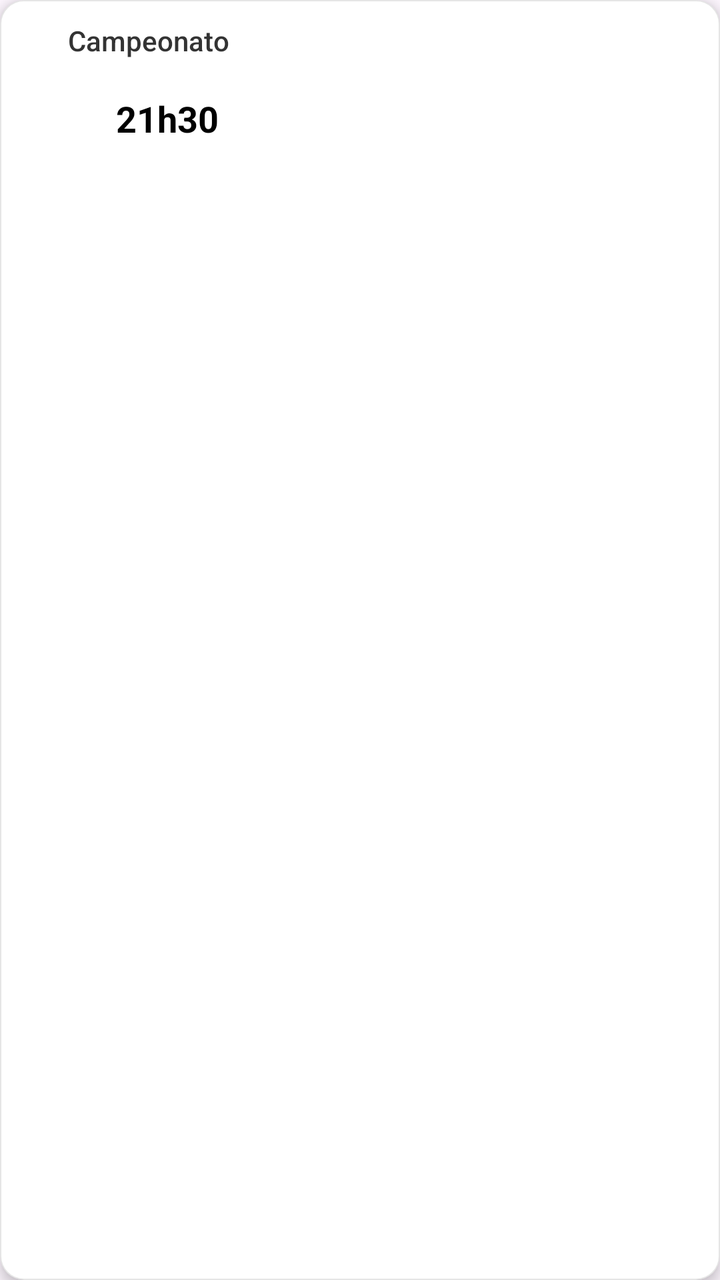
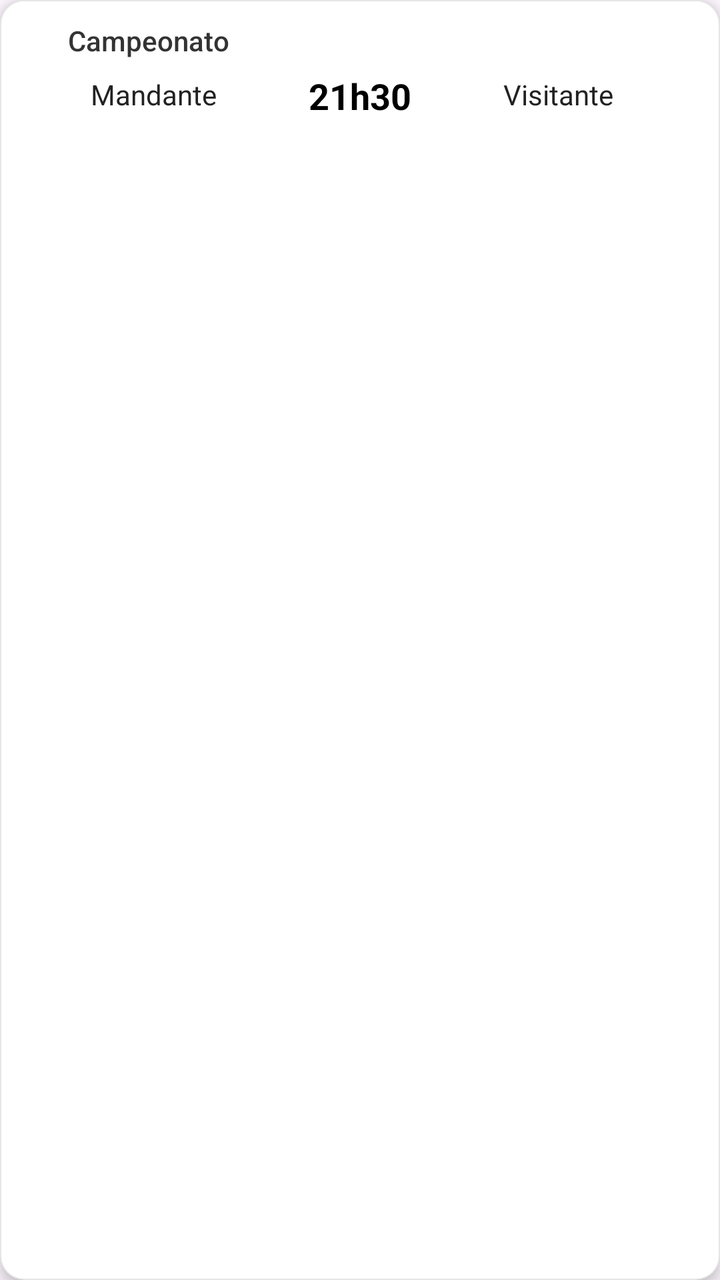

Screens rendered from an Android XML layout before and after an edit, with the pre-edit source and the edit as a unified diff.
<!-- AndroidManifest.xml: application theme Theme.Material3.DayNight.NoActionBar -->
<!-- res/layout/item_game.xml -->
<?xml version="1.0" encoding="utf-8"?>
<com.google.android.material.card.MaterialCardView
    xmlns:android="http://schemas.android.com/apk/res/android"
    xmlns:app="http://schemas.android.com/apk/res-auto"
    android:layout_width="match_parent"
    android:layout_height="wrap_content"

    android:layout_marginStart="12dp"
    android:layout_marginEnd="12dp"
    android:layout_marginTop="5dp"      
    android:layout_marginBottom="5dp"

    android:backgroundTint="@android:color/white"
    app:cardCornerRadius="12dp"
    app:cardElevation="4dp"
    app:strokeColor="#1A000000"
    app:strokeWidth="0.5dp">          

    <androidx.constraintlayout.widget.ConstraintLayout
        android:layout_width="match_parent"
        android:layout_height="wrap_content"
        android:padding="12dp">

        
        <ImageView
            android:id="@+id/imgChamp"
            android:layout_width="16dp"
            android:layout_height="16dp"
            app:layout_constraintStart_toStartOf="parent"
            app:layout_constraintTop_toTopOf="parent"/>

        <TextView
            android:id="@+id/tvChamp"
            android:layout_width="0dp"
            android:layout_height="wrap_content"
            android:text="Campeonato"
            android:textSize="14sp"
            android:textColor="#333"
            android:fontFamily="sans-serif-medium"
            app:layout_constraintStart_toEndOf="@id/imgChamp"
            app:layout_constraintTop_toTopOf="@id/imgChamp"
            app:layout_constraintBottom_toBottomOf="@id/imgChamp"
            app:layout_constraintEnd_toEndOf="parent"
            android:layout_marginStart="6dp"/>

        
        <TextView
            android:id="@+id/tvHomeName"
            android:layout_width="0dp"
            android:layout_height="wrap_content"
            android:minWidth="60dp"
            android:text="Mandante"
            android:textSize="15sp"
            android:textColor="#222"
            android:maxLines="2"
            android:ellipsize="end"
            android:gravity="end"
            android:includeFontPadding="false"
            android:breakStrategy="balanced"
            android:hyphenationFrequency="none"
            app:layout_constraintStart_toStartOf="parent"
            app:layout_constraintEnd_toStartOf="@id/imgHome"
            app:layout_constraintTop_toBottomOf="@id/tvChamp"
            app:layout_constraintHorizontal_weight="1"
            android:layout_marginTop="12dp" />

        
        <ImageView
            android:id="@+id/imgHome"
            android:layout_width="28dp"
            android:layout_height="28dp"
            app:layout_constraintStart_toEndOf="@id/tvHomeName"
            app:layout_constraintTop_toTopOf="@id/tvHomeName"
            app:layout_constraintBottom_toBottomOf="@id/tvHomeName"
            android:layout_marginStart="6dp"/>

        
        <TextView
            android:id="@+id/tvTime"
            android:layout_width="wrap_content"
            android:layout_height="wrap_content"
            android:text="21h30"
            android:textSize="18sp"
            android:textStyle="bold"
            android:textColor="#000"
            app:layout_constraintStart_toEndOf="@id/imgHome"
            app:layout_constraintEnd_toStartOf="@id/imgAway"
            app:layout_constraintTop_toTopOf="@id/imgHome"
            app:layout_constraintBottom_toBottomOf="@id/imgHome"
            android:layout_marginStart="12dp"
            android:layout_marginEnd="12dp"/>

        
        <ImageView
            android:id="@+id/imgAway"
            android:layout_width="28dp"
            android:layout_height="28dp"
            app:layout_constraintTop_toTopOf="@id/tvTime"
            app:layout_constraintBottom_toBottomOf="@id/tvTime"
            app:layout_constraintEnd_toStartOf="@id/tvAwayName"
            android:layout_marginEnd="6dp"/>

        
        <TextView
            android:id="@+id/tvAwayName"
            android:layout_width="0dp"
            android:layout_height="wrap_content"
            android:minWidth="60dp"
            android:text="Visitante"
            android:textSize="15sp"
            android:textColor="#222"
            android:maxLines="2"
            android:ellipsize="end"
            android:gravity="start"
            android:includeFontPadding="false"
            android:breakStrategy="balanced"
            android:hyphenationFrequency="none"
            app:layout_constraintStart_toEndOf="@id/imgAway"
            app:layout_constraintEnd_toEndOf="parent"
            app:layout_constraintTop_toTopOf="@id/tvHomeName"
            app:layout_constraintBottom_toBottomOf="@id/tvHomeName"
            app:layout_constraintHorizontal_weight="1" />

        
        <LinearLayout
            android:id="@+id/btnContainer"
            android:layout_width="0dp"
            android:layout_height="wrap_content"
            android:orientation="horizontal"
            android:gravity="center"
            android:layout_marginTop="10dp"
            android:visibility="gone"
            app:layout_constraintTop_toBottomOf="@id/tvAwayName"
            app:layout_constraintStart_toStartOf="parent"
            app:layout_constraintEnd_toEndOf="parent"/>
    </androidx.constraintlayout.widget.ConstraintLayout>
</com.google.android.material.card.MaterialCardView>
<!-- resources referenced by this layout -->
<resources>

</resources>

<!-- the commit's change to res/layout/item_game.xml (unified diff, before → after) -->
@@ -4,24 +4,22 @@
     xmlns:app="http://schemas.android.com/apk/res-auto"
     android:layout_width="match_parent"
     android:layout_height="wrap_content"
-
     android:layout_marginStart="12dp"
     android:layout_marginEnd="12dp"
-    android:layout_marginTop="5dp"      
+    android:layout_marginTop="5dp"
     android:layout_marginBottom="5dp"
-
     android:backgroundTint="@android:color/white"
     app:cardCornerRadius="12dp"
     app:cardElevation="4dp"
     app:strokeColor="#1A000000"
-    app:strokeWidth="0.5dp">          
+    app:strokeWidth="0.5dp">
 
     <androidx.constraintlayout.widget.ConstraintLayout
         android:layout_width="match_parent"
         android:layout_height="wrap_content"
         android:padding="12dp">
 
-        
+     
         <ImageView
             android:id="@+id/imgChamp"
             android:layout_width="16dp"
@@ -35,7 +33,7 @@
             android:layout_height="wrap_content"
             android:text="Campeonato"
             android:textSize="14sp"
-            android:textColor="#333"
+            android:textColor="#333333"
             android:fontFamily="sans-serif-medium"
             app:layout_constraintStart_toEndOf="@id/imgChamp"
             app:layout_constraintTop_toTopOf="@id/imgChamp"
@@ -43,35 +41,37 @@
             app:layout_constraintEnd_toEndOf="parent"
             android:layout_marginStart="6dp"/>
 
-        
+
+
+    
         <TextView
             android:id="@+id/tvHomeName"
             android:layout_width="0dp"
             android:layout_height="wrap_content"
-            android:minWidth="60dp"
             android:text="Mandante"
-            android:textSize="15sp"
-            android:textColor="#222"
+            android:textSize="14sp"
+            android:textColor="#222222"
             android:maxLines="2"
             android:ellipsize="end"
-            android:gravity="end"
             android:includeFontPadding="false"
             android:breakStrategy="balanced"
             android:hyphenationFrequency="none"
+            android:gravity="end"
+            app:layout_constraintTop_toBottomOf="@id/tvChamp"
             app:layout_constraintStart_toStartOf="parent"
             app:layout_constraintEnd_toStartOf="@id/imgHome"
-            app:layout_constraintTop_toBottomOf="@id/tvChamp"
             app:layout_constraintHorizontal_weight="1"
-            android:layout_marginTop="12dp" />
+            android:layout_marginTop="10dp"/>
 
-        
+    
         <ImageView
             android:id="@+id/imgHome"
             android:layout_width="28dp"
             android:layout_height="28dp"
-            app:layout_constraintStart_toEndOf="@id/tvHomeName"
             app:layout_constraintTop_toTopOf="@id/tvHomeName"
             app:layout_constraintBottom_toBottomOf="@id/tvHomeName"
+            app:layout_constraintStart_toEndOf="@id/tvHomeName"
+            app:layout_constraintEnd_toStartOf="@id/tvTime"
             android:layout_marginStart="6dp"/>
 
         
@@ -82,46 +82,46 @@
             android:text="21h30"
             android:textSize="18sp"
             android:textStyle="bold"
-            android:textColor="#000"
+            android:textColor="#000000"
+            app:layout_constraintTop_toTopOf="@id/imgHome"
+            app:layout_constraintBottom_toBottomOf="@id/imgHome"
             app:layout_constraintStart_toEndOf="@id/imgHome"
             app:layout_constraintEnd_toStartOf="@id/imgAway"
-            app:layout_constraintTop_toTopOf="@id/imgHome"
-            app:layout_constraintBottom_toBottomOf="@id/imgHome"
             android:layout_marginStart="12dp"
             android:layout_marginEnd="12dp"/>
 
-        
+      
         <ImageView
             android:id="@+id/imgAway"
             android:layout_width="28dp"
             android:layout_height="28dp"
             app:layout_constraintTop_toTopOf="@id/tvTime"
             app:layout_constraintBottom_toBottomOf="@id/tvTime"
+            app:layout_constraintStart_toEndOf="@id/tvTime"
             app:layout_constraintEnd_toStartOf="@id/tvAwayName"
             android:layout_marginEnd="6dp"/>
 
-        
+   
         <TextView
             android:id="@+id/tvAwayName"
             android:layout_width="0dp"
             android:layout_height="wrap_content"
-            android:minWidth="60dp"
             android:text="Visitante"
-            android:textSize="15sp"
-            android:textColor="#222"
+            android:textSize="14sp"
+            android:textColor="#222222"
             android:maxLines="2"
             android:ellipsize="end"
-            android:gravity="start"
             android:includeFontPadding="false"
             android:breakStrategy="balanced"
             android:hyphenationFrequency="none"
+            android:gravity="start"
+            app:layout_constraintTop_toTopOf="@id/tvHomeName"
+            app:layout_constraintBottom_toBottomOf="@id/tvHomeName"
             app:layout_constraintStart_toEndOf="@id/imgAway"
             app:layout_constraintEnd_toEndOf="parent"
-            app:layout_constraintTop_toTopOf="@id/tvHomeName"
-            app:layout_constraintBottom_toBottomOf="@id/tvHomeName"
-            app:layout_constraintHorizontal_weight="1" />
+            app:layout_constraintHorizontal_weight="1"/>
 
-        
+    
         <LinearLayout
             android:id="@+id/btnContainer"
             android:layout_width="0dp"
